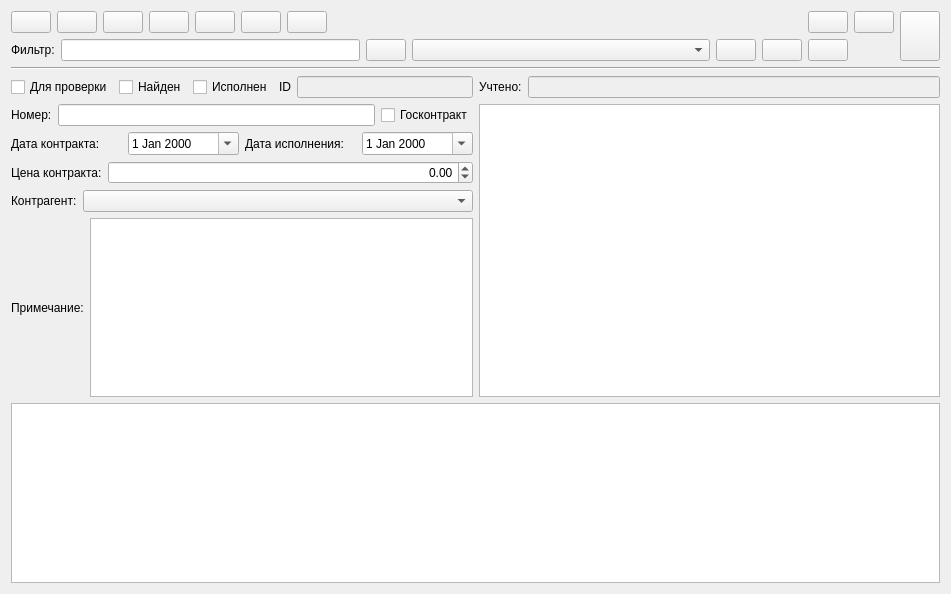
First picture: the form in formcontract.ui, repository GorINIch73/Audit, before the edit.
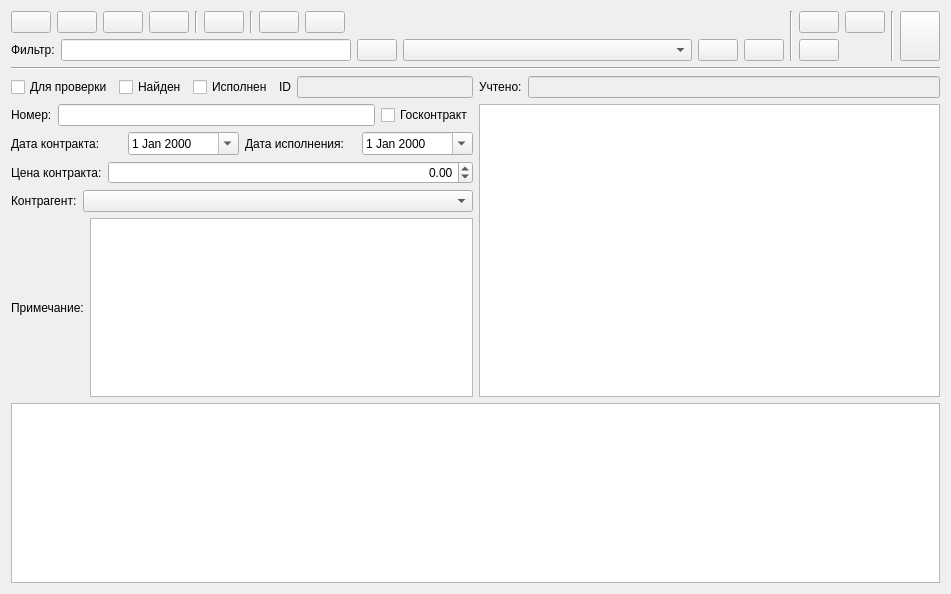
Second picture: the form after the edit. Icons and pictures are not drawn.

The edit to the form file:
```diff
--- a/formcontract.ui
+++ b/formcontract.ui
@@ -64,6 +64,13 @@
            </property>
           </widget>
          </item>
+         <item>
+          <widget class="Line" name="line_3">
+           <property name="orientation">
+            <enum>Qt::Vertical</enum>
+           </property>
+          </widget>
+         </item>
          <item>
           <widget class="QPushButton" name="pushButton_refr">
            <property name="toolTip">
@@ -78,6 +85,13 @@
            </property>
           </widget>
          </item>
+         <item>
+          <widget class="Line" name="line_4">
+           <property name="orientation">
+            <enum>Qt::Vertical</enum>
+           </property>
+          </widget>
+         </item>
          <item>
           <widget class="QPushButton" name="pushButton_add">
            <property name="toolTip">
@@ -211,6 +225,13 @@
        </item>
       </layout>
      </item>
+     <item>
+      <widget class="Line" name="line_2">
+       <property name="orientation">
+        <enum>Qt::Vertical</enum>
+       </property>
+      </widget>
+     </item>
      <item>
       <layout class="QGridLayout" name="gridLayout">
        <item row="0" column="0">
@@ -281,6 +302,13 @@
        </item>
       </layout>
      </item>
+     <item>
+      <widget class="Line" name="line_5">
+       <property name="orientation">
+        <enum>Qt::Vertical</enum>
+       </property>
+      </widget>
+     </item>
      <item>
       <widget class="QPushButton" name="pushButton_close">
        <property name="sizePolicy">
```
